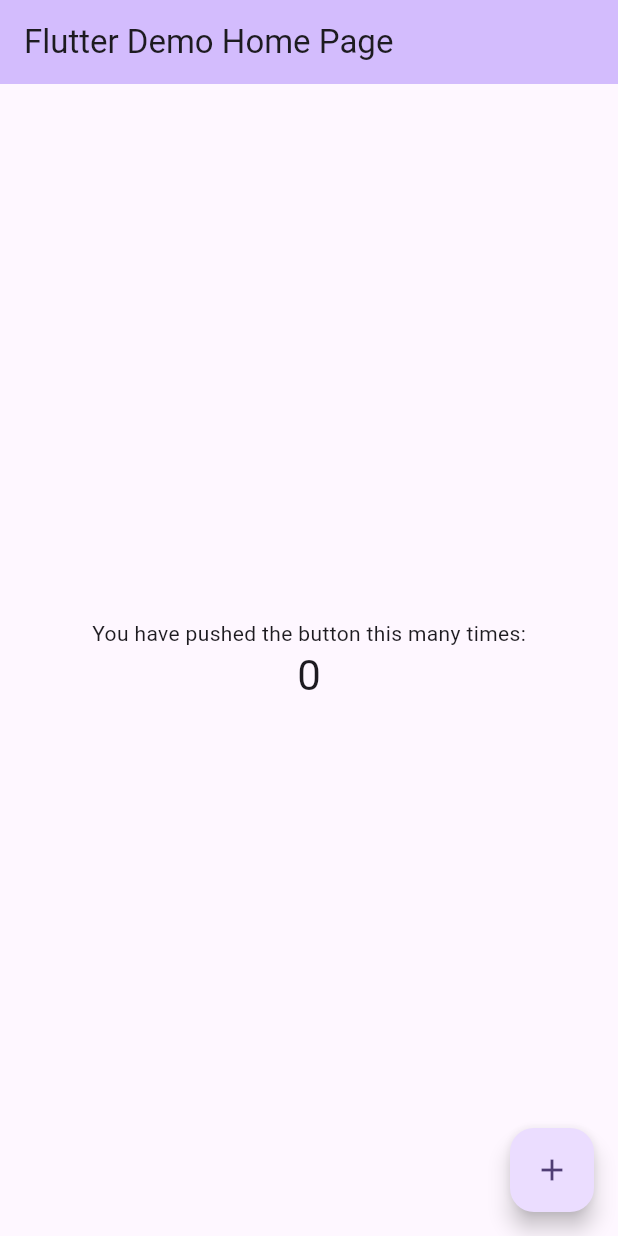
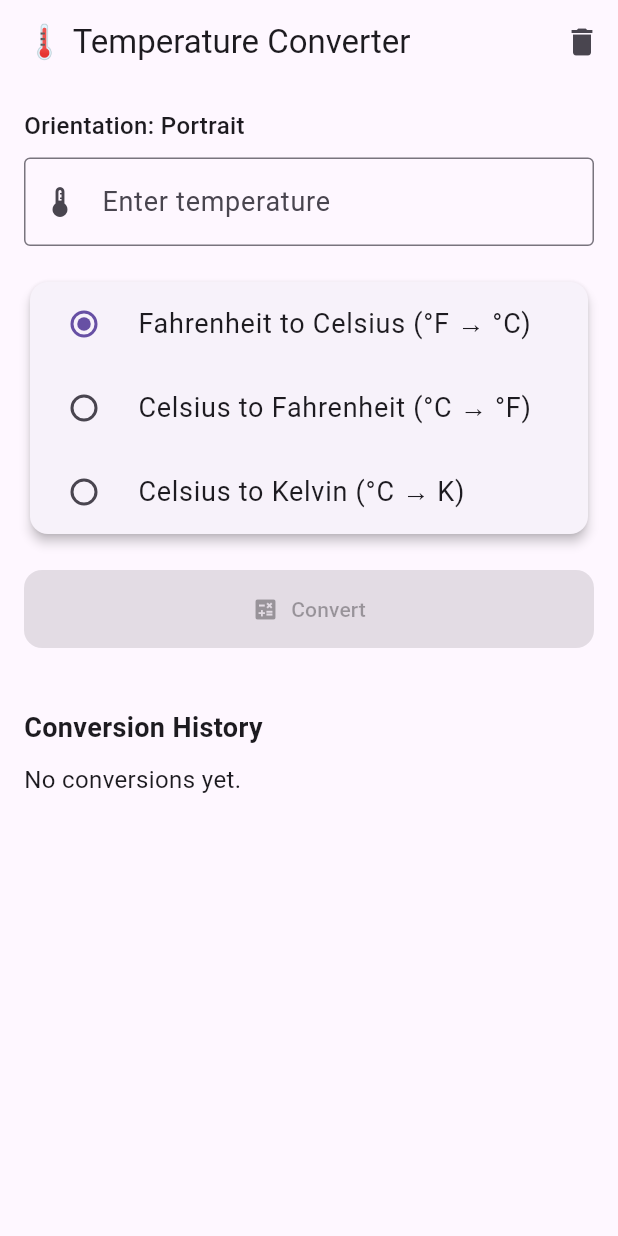
Before and after one commit to Nyabondeng/temp_converter_app, a Flutter app: the screen it shows after launch, on a phone screen of 412 x 824 dp. Run offline on Flutter 3.47's test engine with Material 3 defaults, Android fonts, the phone set to English and light mode, and no system bars; our stand-ins replace shared_preferences.

Commit message:
Update main.dart

```diff
--- a/lib/main.dart
+++ b/lib/main.dart
@@ -1,122 +1,241 @@
 import 'package:flutter/material.dart';
+import 'package:shared_preferences/shared_preferences.dart';
 
 void main() {
-  runApp(const MyApp());
+  runApp(TempConverterApp());
 }
 
-class MyApp extends StatelessWidget {
-  const MyApp({super.key});
-
-  // This widget is the root of your application.
+class TempConverterApp extends StatelessWidget {
   @override
   Widget build(BuildContext context) {
     return MaterialApp(
-      title: 'Flutter Demo',
+      title: 'Temperature Converter',
+      debugShowCheckedModeBanner: false,
       theme: ThemeData(
-        // This is the theme of your application.
-        //
-        // TRY THIS: Try running your application with "flutter run". You'll see
-        // the application has a purple toolbar. Then, without quitting the app,
-        // try changing the seedColor in the colorScheme below to Colors.green
-        // and then invoke "hot reload" (save your changes or press the "hot
-        // reload" button in a Flutter-supported IDE, or press "r" if you used
-        // the command line to start the app).
-        //
-        // Notice that the counter didn't reset back to zero; the application
-        // state is not lost during the reload. To reset the state, use hot
-        // restart instead.
-        //
-        // This works for code too, not just values: Most code changes can be
-        // tested with just a hot reload.
-        colorScheme: ColorScheme.fromSeed(seedColor: Colors.deepPurple),
+        primarySwatch: Colors.teal,
+        textTheme: TextTheme(
+          bodyLarge: TextStyle(fontSize: 18),
+          bodyMedium: TextStyle(fontSize: 16),
+        ),
       ),
-      home: const MyHomePage(title: 'Flutter Demo Home Page'),
+      home: TempConverterHome(),
     );
   }
 }
 
-class MyHomePage extends StatefulWidget {
-  const MyHomePage({super.key, required this.title});
+enum ConversionType { fToC, cToF, toKelvin }
 
-  // This widget is the home page of your application. It is stateful, meaning
-  // that it has a State object (defined below) that contains fields that affect
-  // how it looks.
+class TempConverterHome extends StatefulWidget {
+  @override
+  _TempConverterHomeState createState() => _TempConverterHomeState();
+}
 
-  // This class is the configuration for the state. It holds the values (in this
-  // case the title) provided by the parent (in this case the App widget) and
-  // used by the build method of the State. Fields in a Widget subclass are
-  // always marked "final".
-
-  final String title;
+class _TempConverterHomeState extends State<TempConverterHome> {
+  final TextEditingController _inputController = TextEditingController();
+  ConversionType _selectedConversion = ConversionType.fToC;
+  String _result = '';
+  List<String> _history = [];
 
   @override
-  State<MyHomePage> createState() => _MyHomePageState();
-}
+  void initState() {
+    super.initState();
+    _loadHistory();
+  }
 
-class _MyHomePageState extends State<MyHomePage> {
-  int _counter = 0;
+  Future<void> _loadHistory() async {
+    SharedPreferences prefs = await SharedPreferences.getInstance();
+    setState(() {
+      _history = prefs.getStringList('history') ?? [];
+    });
+  }
 
-  void _incrementCounter() {
+  Future<void> _saveHistory() async {
+    SharedPreferences prefs = await SharedPreferences.getInstance();
+    prefs.setStringList('history', _history);
+  }
+
+  void _convertTemperature() {
+    final inputText = _inputController.text;
+    if (inputText.isEmpty) return;
+
+    final inputValue = double.tryParse(inputText);
+    if (inputValue == null) {
+      setState(() {
+        _result = '⚠️ Invalid input! Please enter a number.';
+      });
+      return;
+    }
+
+    double convertedValue;
+    String conversionLabel;
+
+    switch (_selectedConversion) {
+      case ConversionType.fToC:
+        convertedValue = (inputValue - 32) * 5 / 9;
+        conversionLabel = 'F → C';
+        break;
+      case ConversionType.cToF:
+        convertedValue = inputValue * 9 / 5 + 32;
+        conversionLabel = 'C → F';
+        break;
+      case ConversionType.toKelvin:
+        convertedValue = inputValue + 273.15;
+        conversionLabel = '°C → K';
+        break;
+    }
+
+    String formattedResult = convertedValue.toStringAsFixed(2);
+
     setState(() {
-      // This call to setState tells the Flutter framework that something has
-      // changed in this State, which causes it to rerun the build method below
-      // so that the display can reflect the updated values. If we changed
-      // _counter without calling setState(), then the build method would not be
-      // called again, and so nothing would appear to happen.
-      _counter++;
+      _result = '✅ $inputValue° → $formattedResult°';
+      _history.insert(0, '$conversionLabel: $inputValue° → $formattedResult°');
+      _saveHistory();
     });
+  }
+
+  void _clearHistory() async {
+    SharedPreferences prefs = await SharedPreferences.getInstance();
+    setState(() {
+      _history.clear();
+    });
+    prefs.remove('history');
   }
 
   @override
   Widget build(BuildContext context) {
-    // This method is rerun every time setState is called, for instance as done
-    // by the _incrementCounter method above.
-    //
-    // The Flutter framework has been optimized to make rerunning build methods
-    // fast, so that you can just rebuild anything that needs updating rather
-    // than having to individually change instances of widgets.
+    final isInputValid = double.tryParse(_inputController.text) != null;
+
     return Scaffold(
       appBar: AppBar(
-        // TRY THIS: Try changing the color here to a specific color (to
-        // Colors.amber, perhaps?) and trigger a hot reload to see the AppBar
-        // change color while the other colors stay the same.
-        backgroundColor: Theme.of(context).colorScheme.inversePrimary,
-        // Here we take the value from the MyHomePage object that was created by
-        // the App.build method, and use it to set our appbar title.
-        title: Text(widget.title),
+        title: Text('🌡️ Temperature Converter'),
+        actions: [
+          IconButton(
+            icon: Icon(Icons.delete),
+            onPressed: _clearHistory,
+            tooltip: 'Clear History',
+          ),
+        ],
       ),
-      body: Center(
-        // Center is a layout widget. It takes a single child and positions it
-        // in the middle of the parent.
-        child: Column(
-          // Column is also a layout widget. It takes a list of children and
-          // arranges them vertically. By default, it sizes itself to fit its
-          // children horizontally, and tries to be as tall as its parent.
-          //
-          // Column has various properties to control how it sizes itself and
-          // how it positions its children. Here we use mainAxisAlignment to
-          // center the children vertically; the main axis here is the vertical
-          // axis because Columns are vertical (the cross axis would be
-          // horizontal).
-          //
-          // TRY THIS: Invoke "debug painting" (choose the "Toggle Debug Paint"
-          // action in the IDE, or press "p" in the console), to see the
-          // wireframe for each widget.
-          mainAxisAlignment: MainAxisAlignment.center,
-          children: <Widget>[
-            const Text('You have pushed the button this many times:'),
-            Text(
-              '$_counter',
-              style: Theme.of(context).textTheme.headlineMedium,
+      body: OrientationBuilder(
+        builder: (context, orientation) {
+          return SingleChildScrollView(
+            padding: const EdgeInsets.all(16.0),
+            child: Column(
+              crossAxisAlignment: CrossAxisAlignment.stretch,
+              children: [
+                Text(
+                  'Orientation: ${orientation == Orientation.portrait ? 'Portrait' : 'Landscape'}',
+                  style: TextStyle(fontSize: 16, fontWeight: FontWeight.w500),
+                ),
+                SizedBox(height: 10),
+
+                TextField(
+                  controller: _inputController,
+                  keyboardType: TextInputType.number,
+                  decoration: InputDecoration(
+                    labelText: 'Enter temperature',
+                    border: OutlineInputBorder(),
+                    prefixIcon: Icon(Icons.thermostat),
+                  ),
+                  onChanged: (_) => setState(() {}),
+                ),
+                SizedBox(height: 20),
+
+                Card(
+                  elevation: 3,
+                  child: Column(
+                    children: [
+                      RadioListTile(
+                        title: Text('Fahrenheit to Celsius (°F → °C)'),
+                        value: ConversionType.fToC,
+                        groupValue: _selectedConversion,
+                        onChanged: (value) {
+                          setState(() {
+                            _selectedConversion = value!;
+                          });
+                        },
+                      ),
+                      RadioListTile(
+                        title: Text('Celsius to Fahrenheit (°C → °F)'),
+                        value: ConversionType.cToF,
+                        groupValue: _selectedConversion,
+                        onChanged: (value) {
+                          setState(() {
+                            _selectedConversion = value!;
+                          });
+                        },
+                      ),
+                      RadioListTile(
+                        title: Text('Celsius to Kelvin (°C → K)'),
+                        value: ConversionType.toKelvin,
+                        groupValue: _selectedConversion,
+                        onChanged: (value) {
+                          setState(() {
+                            _selectedConversion = value!;
+                          });
+                        },
+                      ),
+                    ],
+                  ),
+                ),
+                SizedBox(height: 20),
+
+                ElevatedButton.icon(
+                  onPressed: isInputValid ? _convertTemperature : null,
+                  icon: Icon(Icons.calculate),
+                  label: Text('Convert'),
+                  style: ElevatedButton.styleFrom(
+                    padding: EdgeInsets.symmetric(horizontal: 32, vertical: 16),
+                    shape: RoundedRectangleBorder(
+                      borderRadius: BorderRadius.circular(12),
+                    ),
+                  ),
+                ),
+                SizedBox(height: 20),
+
+                if (_result.isNotEmpty)
+                  Container(
+                    padding: EdgeInsets.all(16),
+                    decoration: BoxDecoration(
+                      color: Colors.teal.shade50,
+                      borderRadius: BorderRadius.circular(12),
+                      border: Border.all(color: Colors.teal, width: 1),
+                    ),
+                    child: Text(
+                      _result,
+                      style: TextStyle(fontSize: 22, fontWeight: FontWeight.bold),
+                    ),
+                  ),
+                SizedBox(height: 20),
+
+                Text(
+                  'Conversion History',
+                  style: TextStyle(fontSize: 18, fontWeight: FontWeight.w600),
+                ),
+                SizedBox(height: 10),
+                if (_history.isEmpty)
+                  Text('No conversions yet.')
+                else
+                  ListView.builder(
+                    shrinkWrap: true,
+                    physics: NeverScrollableScrollPhysics(),
+                    itemCount: _history.length,
+                    itemBuilder: (context, index) {
+                      return Card(
+                        elevation: 2,
+                        margin: EdgeInsets.symmetric(vertical: 4),
+                        child: ListTile(
+                          leading: Icon(Icons.history),
+                          title: Text(_history[index]),
+                        ),
+                      );
+                    },
+                  ),
+              ],
             ),
-          ],
-        ),
+          );
+        },
       ),
-      floatingActionButton: FloatingActionButton(
-        onPressed: _incrementCounter,
-        tooltip: 'Increment',
-        child: const Icon(Icons.add),
-      ), // This trailing comma makes auto-formatting nicer for build methods.
     );
   }
 }
```
